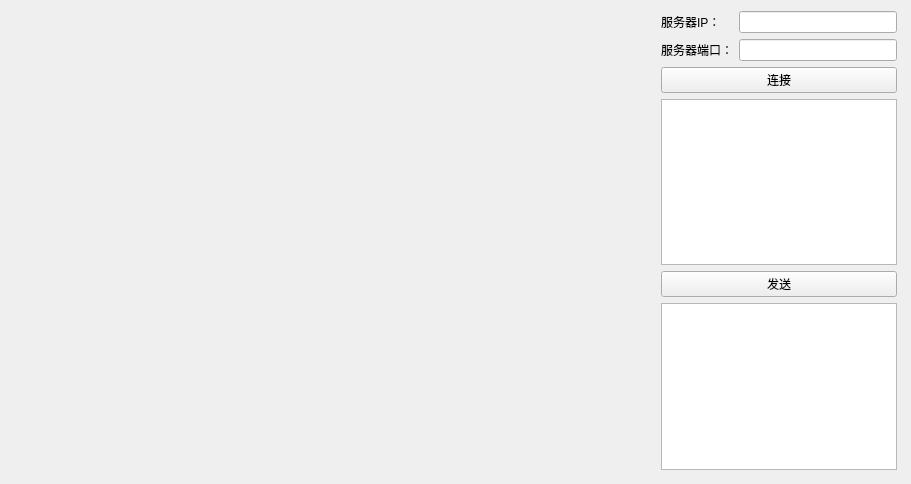
Old version of the form code/Pro/QT/TcpClient/widget.ui in the repository jiangyu945/git-jiangyu.
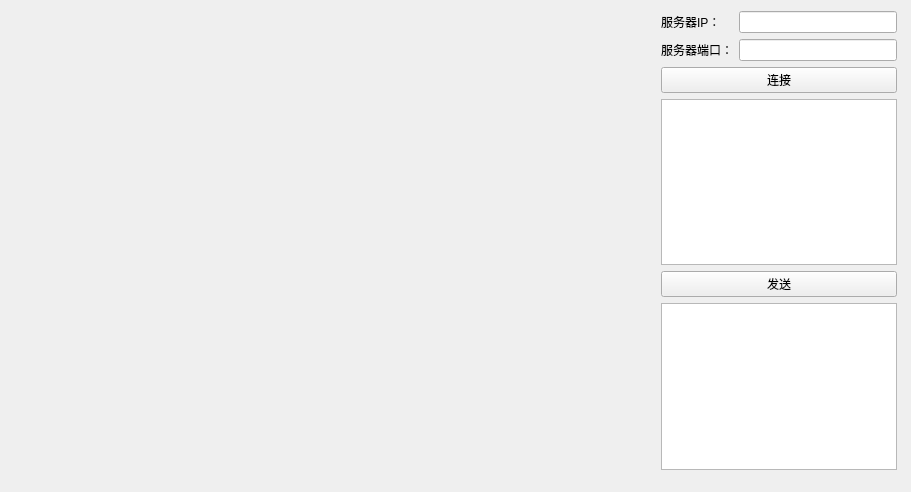
New version of the form.

```diff
--- a/code/Pro/QT/TcpClient/widget.ui
+++ b/code/Pro/QT/TcpClient/widget.ui
@@ -7,7 +7,7 @@
     <x>0</x>
     <y>0</y>
     <width>911</width>
-    <height>484</height>
+    <height>492</height>
    </rect>
   </property>
   <property name="sizePolicy">
```
